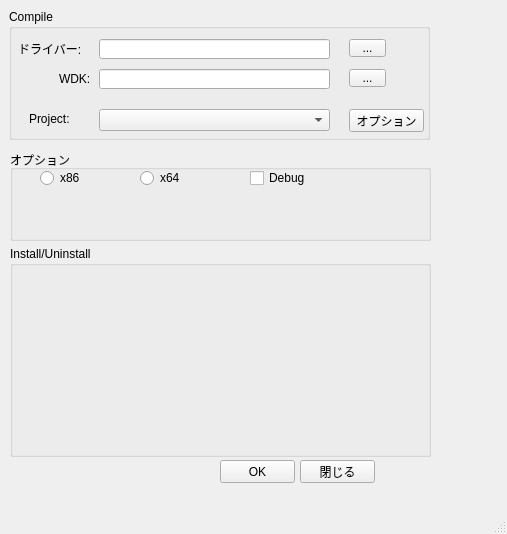
Above: untitled.ui from lsdt45/PythonProject before the change. Below: the same form after it.
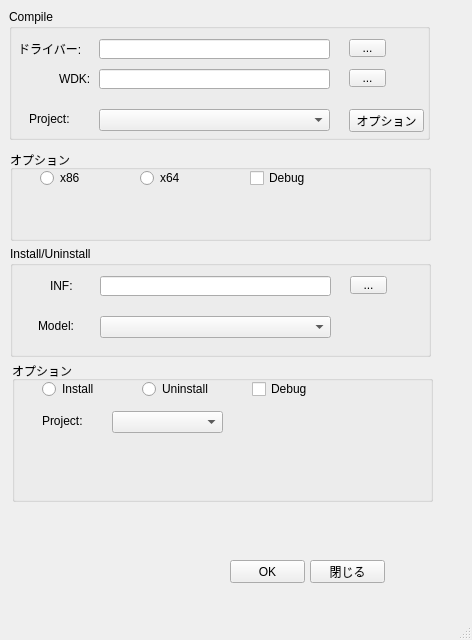
That is the form after the change.

Diff of the .ui file:
```diff
--- a/untitled.ui
+++ b/untitled.ui
@@ -6,8 +6,8 @@
    <rect>
     <x>0</x>
     <y>0</y>
-    <width>507</width>
-    <height>534</height>
+    <width>472</width>
+    <height>640</height>
    </rect>
   </property>
   <property name="windowTitle">
@@ -141,8 +141,8 @@
    <widget class="QPushButton" name="pushButton">
     <property name="geometry">
      <rect>
-      <x>220</x>
-      <y>460</y>
+      <x>230</x>
+      <y>560</y>
       <width>75</width>
       <height>23</height>
      </rect>
@@ -154,8 +154,8 @@
    <widget class="QPushButton" name="pushButton_2">
     <property name="geometry">
      <rect>
-      <x>300</x>
-      <y>460</y>
+      <x>310</x>
+      <y>560</y>
       <width>75</width>
       <height>23</height>
      </rect>
@@ -170,12 +170,71 @@
       <x>10</x>
       <y>246</y>
       <width>421</width>
-      <height>211</height>
+      <height>111</height>
      </rect>
     </property>
     <property name="title">
      <string>Install/Uninstall</string>
     </property>
+    <widget class="QLineEdit" name="lineEdit_3">
+     <property name="geometry">
+      <rect>
+       <x>90</x>
+       <y>30</y>
+       <width>231</width>
+       <height>20</height>
+      </rect>
+     </property>
+    </widget>
+    <widget class="QLabel" name="label_4">
+     <property name="geometry">
+      <rect>
+       <x>40</x>
+       <y>30</y>
+       <width>41</width>
+       <height>20</height>
+      </rect>
+     </property>
+     <property name="text">
+      <string>INF:</string>
+     </property>
+    </widget>
+    <widget class="QToolButton" name="toolButton_3">
+     <property name="geometry">
+      <rect>
+       <x>340</x>
+       <y>30</y>
+       <width>37</width>
+       <height>18</height>
+      </rect>
+     </property>
+     <property name="text">
+      <string>...</string>
+     </property>
+    </widget>
+    <widget class="QLabel" name="label_5">
+     <property name="geometry">
+      <rect>
+       <x>28</x>
+       <y>70</y>
+       <width>50</width>
+       <height>20</height>
+      </rect>
+     </property>
+     <property name="text">
+      <string>Model:</string>
+     </property>
+    </widget>
+    <widget class="QComboBox" name="comboBox_2">
+     <property name="geometry">
+      <rect>
+       <x>90</x>
+       <y>70</y>
+       <width>231</width>
+       <height>22</height>
+      </rect>
+     </property>
+    </widget>
    </widget>
    <widget class="QGroupBox" name="groupBox_3">
     <property name="geometry">
@@ -229,6 +288,81 @@
      </property>
     </widget>
    </widget>
+   <widget class="QGroupBox" name="groupBox_4">
+    <property name="geometry">
+     <rect>
+      <x>12</x>
+      <y>361</y>
+      <width>421</width>
+      <height>141</height>
+     </rect>
+    </property>
+    <property name="title">
+     <string>オプション</string>
+    </property>
+    <widget class="QRadioButton" name="radioButton_5">
+     <property name="geometry">
+      <rect>
+       <x>30</x>
+       <y>20</y>
+       <width>89</width>
+       <height>16</height>
+      </rect>
+     </property>
+     <property name="text">
+      <string>Install</string>
+     </property>
+    </widget>
+    <widget class="QRadioButton" name="radioButton_6">
+     <property name="geometry">
+      <rect>
+       <x>130</x>
+       <y>20</y>
+       <width>89</width>
+       <height>16</height>
+      </rect>
+     </property>
+     <property name="text">
+      <string>Uninstall</string>
+     </property>
+    </widget>
+    <widget class="QCheckBox" name="checkBox_3">
+     <property name="geometry">
+      <rect>
+       <x>240</x>
+       <y>20</y>
+       <width>71</width>
+       <height>16</height>
+      </rect>
+     </property>
+     <property name="text">
+      <string>Debug</string>
+     </property>
+    </widget>
+    <widget class="QComboBox" name="comboBox_3">
+     <property name="geometry">
+      <rect>
+       <x>100</x>
+       <y>50</y>
+       <width>111</width>
+       <height>22</height>
+      </rect>
+     </property>
+    </widget>
+    <widget class="QLabel" name="label_6">
+     <property name="geometry">
+      <rect>
+       <x>30</x>
+       <y>50</y>
+       <width>50</width>
+       <height>20</height>
+      </rect>
+     </property>
+     <property name="text">
+      <string>Project:</string>
+     </property>
+    </widget>
+   </widget>
   </widget>
   <widget class="QStatusBar" name="statusbar"/>
   <widget class="QMenuBar" name="menubar">
```
Left out of the diff: 4 changed lines with no effect on the pictures.
